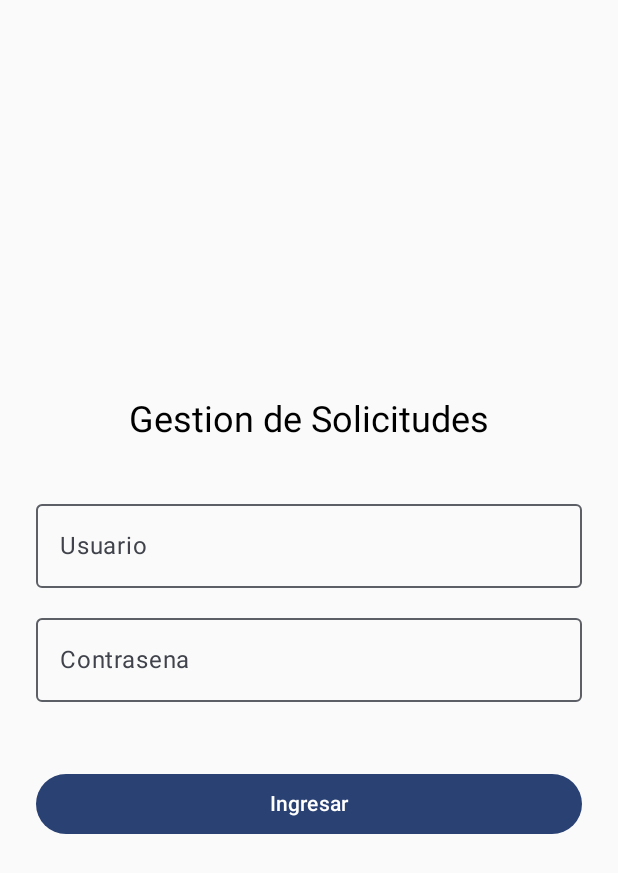
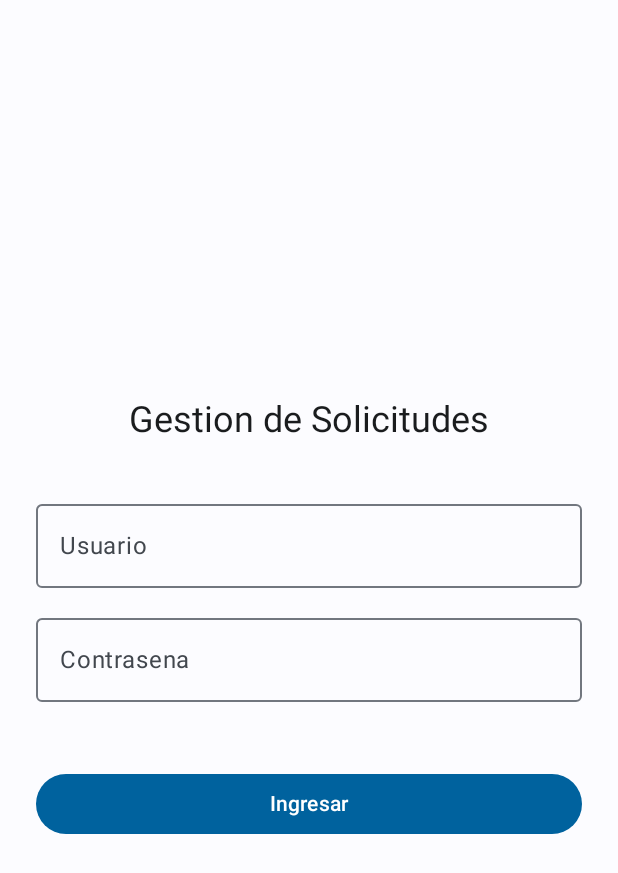
Before and after one commit to Asatru-Vanatru/TareaKotlin, an Android app built with Jetpack Compose: the screen it shows after launch (MainActivity), on a phone screen of 412 x 824 dp. Shown: the top 873 px of the screen. Run offline under Robolectric (Android 15) with nearby library versions, the phone set to English and light mode, and no system bars.

Commit message:
Fondo Negro FIX

```diff
--- a/app/src/main/java/com/example/myapplication/ui/login/LoginScreen.kt
+++ b/app/src/main/java/com/example/myapplication/ui/login/LoginScreen.kt
@@ -10,6 +10,7 @@ import androidx.compose.foundation.layout.padding
 import androidx.compose.material3.Button
 import androidx.compose.material3.MaterialTheme
 import androidx.compose.material3.OutlinedTextField
+import androidx.compose.material3.Surface
 import androidx.compose.material3.Text
 import androidx.compose.runtime.Composable
 import androidx.compose.runtime.getValue
@@ -36,6 +37,13 @@ fun LoginScreen(onIngresar: () -> Unit) {
     var clave by remember { mutableStateOf("") }
     var error by remember { mutableStateOf<String?>(null) }
 
+    // Surface pinta el fondo que define el tema. Sin el, la pantalla queda
+    // sobre un fondo sin color mientras el texto si toma el color del tema:
+    // en modo oscuro eso da letras blancas sobre fondo blanco.
+    Surface(
+        modifier = Modifier.fillMaxSize(),
+        color = MaterialTheme.colorScheme.background
+    ) {
     Column(
         modifier = Modifier
             .fillMaxSize()
@@ -88,4 +96,5 @@ fun LoginScreen(onIngresar: () -> Unit) {
             Text("Ingresar")
         }
     }
+    }
 }
--- a/app/src/main/java/com/example/myapplication/ui/theme/Theme.kt
+++ b/app/src/main/java/com/example/myapplication/ui/theme/Theme.kt
@@ -1,57 +1,78 @@
 package com.example.myapplication.ui.theme
 
-import android.app.Activity
-import android.os.Build
 import androidx.compose.foundation.isSystemInDarkTheme
 import androidx.compose.material3.MaterialTheme
 import androidx.compose.material3.darkColorScheme
-import androidx.compose.material3.dynamicDarkColorScheme
-import androidx.compose.material3.dynamicLightColorScheme
 import androidx.compose.material3.lightColorScheme
 import androidx.compose.runtime.Composable
-import androidx.compose.ui.platform.LocalContext
+import androidx.compose.ui.graphics.Color
 
-private val DarkColorScheme = darkColorScheme(
-    primary = Purple80,
-    secondary = PurpleGrey80,
-    tertiary = Pink80
+/**
+ * Tema de la aplicacion.
+ *
+ * Los colores se definen de forma explicita en lugar de usar color dinamico,
+ * para que el contraste entre el fondo y el texto sea siempre el mismo, en
+ * cualquier telefono y tanto en modo claro como oscuro.
+ *
+ * En Material 3 cada color de fondo tiene su pareja "on-": lo que se dibuja
+ * encima usa ese color. Por ejemplo, el texto sobre "surface" se pinta con
+ * "onSurface". Si esa pareja no esta bien definida, el texto puede terminar
+ * del mismo color que el fondo y volverse invisible.
+ */
+
+private val ColoresClaros = lightColorScheme(
+    primary = Color(0xFF00629E),
+    onPrimary = Color(0xFFFFFFFF),
+    primaryContainer = Color(0xFFCFE5FF),
+    onPrimaryContainer = Color(0xFF001D33),
+
+    secondary = Color(0xFF51606F),
+    onSecondary = Color(0xFFFFFFFF),
+
+    background = Color(0xFFFCFCFF),
+    onBackground = Color(0xFF1A1C1E),
+
+    surface = Color(0xFFFCFCFF),
+    onSurface = Color(0xFF1A1C1E),
+    surfaceVariant = Color(0xFFDEE3EB),
+    onSurfaceVariant = Color(0xFF42474E),
+
+    outline = Color(0xFF72777F),
+
+    error = Color(0xFFBA1A1A),
+    onError = Color(0xFFFFFFFF)
 )
 
-private val LightColorScheme = lightColorScheme(
-    primary = Purple40,
-    secondary = PurpleGrey40,
-    tertiary = Pink40
+private val ColoresOscuros = darkColorScheme(
+    primary = Color(0xFF9CCAFF),
+    onPrimary = Color(0xFF003355),
+    primaryContainer = Color(0xFF004A79),
+    onPrimaryContainer = Color(0xFFCFE5FF),
 
-    /* Other default colors to override
-    background = Color(0xFFFFFBFE),
-    surface = Color(0xFFFFFBFE),
-    onPrimary = Color.White,
-    onSecondary = Color.White,
-    onTertiary = Color.White,
-    onBackground = Color(0xFF1C1B1F),
-    onSurface = Color(0xFF1C1B1F),
-    */
+    secondary = Color(0xFFB9C8DA),
+    onSecondary = Color(0xFF233240),
+
+    background = Color(0xFF1A1C1E),
+    onBackground = Color(0xFFE2E2E6),
+
+    surface = Color(0xFF1A1C1E),
+    onSurface = Color(0xFFE2E2E6),
+    surfaceVariant = Color(0xFF42474E),
+    onSurfaceVariant = Color(0xFFC2C7CF),
+
+    outline = Color(0xFF8C9199),
+
+    error = Color(0xFFFFB4AB),
+    onError = Color(0xFF690005)
 )
 
 @Composable
 fun MyApplicationTheme(
     darkTheme: Boolean = isSystemInDarkTheme(),
-    // Dynamic color is available on Android 12+
-    dynamicColor: Boolean = true,
     content: @Composable () -> Unit
 ) {
-    val colorScheme = when {
-        dynamicColor && Build.VERSION.SDK_INT >= Build.VERSION_CODES.S -> {
-            val context = LocalContext.current
-            if (darkTheme) dynamicDarkColorScheme(context) else dynamicLightColorScheme(context)
-        }
-
-        darkTheme -> DarkColorScheme
-        else -> LightColorScheme
-    }
-
     MaterialTheme(
-        colorScheme = colorScheme,
+        colorScheme = if (darkTheme) ColoresOscuros else ColoresClaros,
         typography = Typography,
         content = content
     )
```
